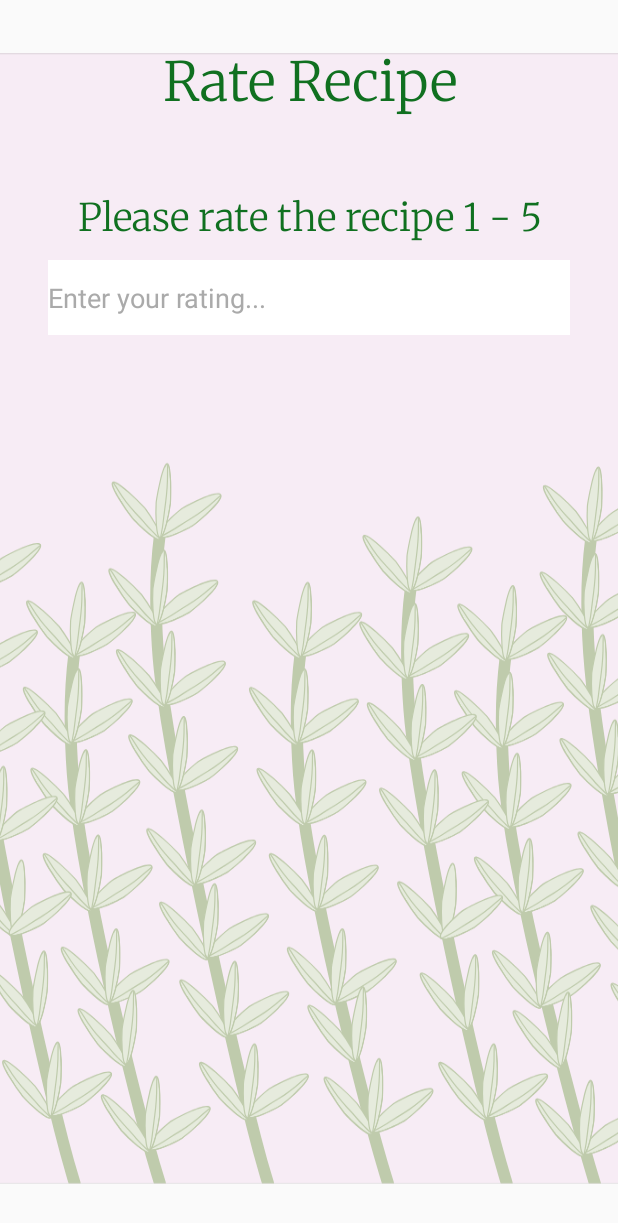
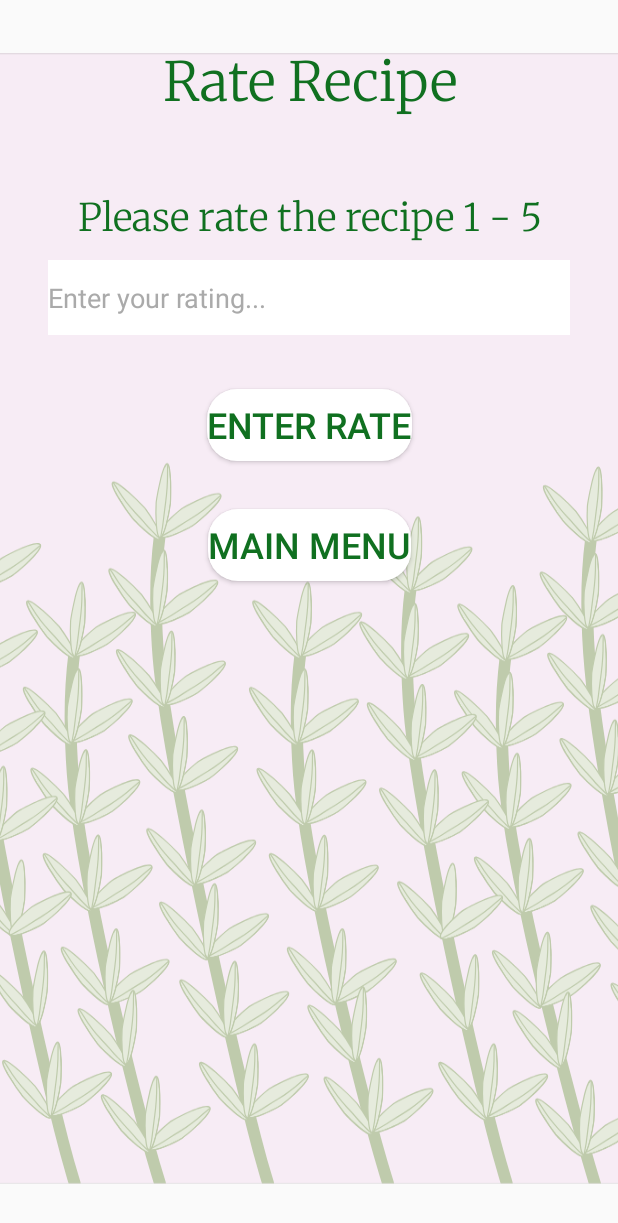
Before and after one commit to meg21allred/ThymeSavor, an Android app: the RatingActivity screen opened directly, with no data from a screen before it, on a phone screen of 412 x 824 dp. Shown: the top 1223 px of the screen. Run offline under Robolectric (Android 15) with nearby library versions, the phone set to English and light mode, and no system bars; Roboto replaces fonts that are not available here.

Commit message:
just a couple rating things

```diff
--- a/app/src/main/res/layout/activity_rating.xml
+++ b/app/src/main/res/layout/activity_rating.xml
@@ -69,5 +69,35 @@
         app:layout_constraintStart_toStartOf="parent"
         app:layout_constraintTop_toBottomOf="@+id/rateRecipeTV" />
 
+    <Button
+        android:id="@+id/enterRateBtn"
+        android:layout_width="wrap_content"
+        android:layout_height="wrap_content"
+        android:layout_marginStart="32dp"
+        android:layout_marginEnd="32dp"
+        android:layout_marginTop="36dp"
+        android:background="@drawable/round_button"
+        android:text="Enter Rate"
+        android:textColor="#107020"
+        android:textSize="24sp"
+        app:layout_constraintEnd_toEndOf="parent"
+        app:layout_constraintStart_toStartOf="parent"
+        app:layout_constraintTop_toBottomOf="@+id/enterRateET" />
+
+    <Button
+        android:id="@+id/mainMenu2Btn"
+        android:layout_width="wrap_content"
+        android:layout_height="wrap_content"
+        android:layout_marginTop="32dp"
+        android:background="@drawable/round_button"
+        android:onClick="goBack"
+        android:text="Main Menu"
+        android:textColor="#107020"
+        android:textSize="24sp"
+        app:layout_constraintEnd_toEndOf="parent"
+        app:layout_constraintStart_toStartOf="parent"
+        app:layout_constraintTop_toBottomOf="@+id/enterRateBtn" />
+    />
+
 
 </androidx.constraintlayout.widget.ConstraintLayout>
```
